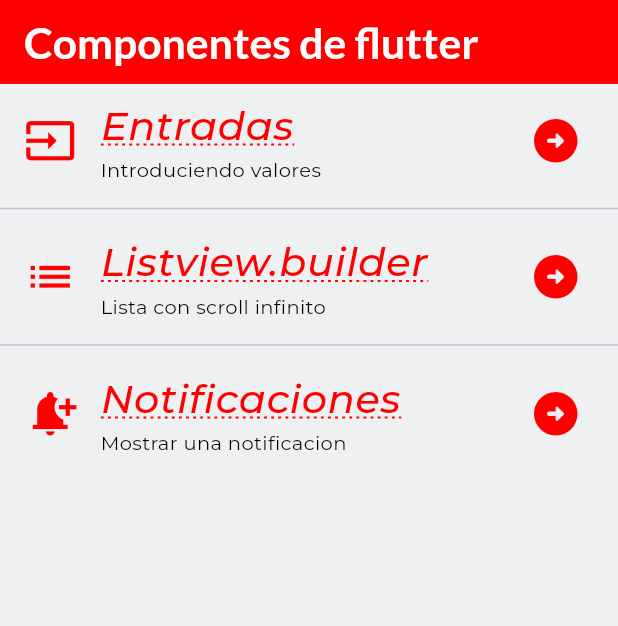
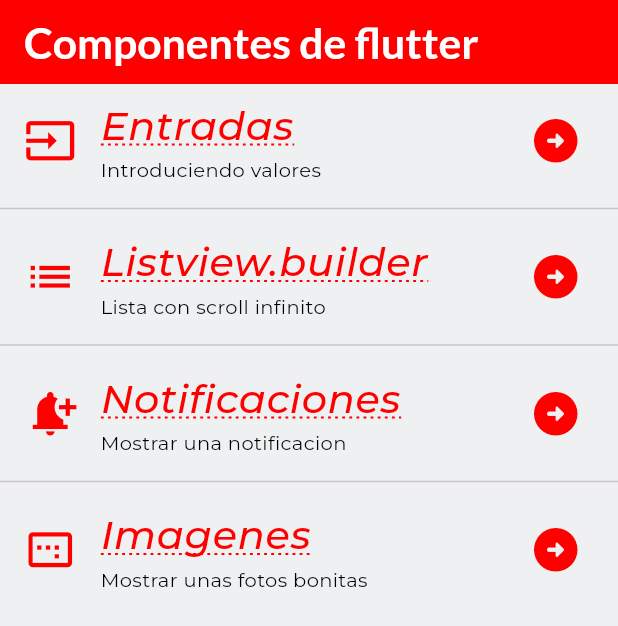
Before and after one commit to Zuleyma29/practica3Gaby, a Flutter app: the screen it shows after launch, on a phone screen of 412 x 824 dp. Shown: the top 626 px of the screen. Run offline on Flutter 3.47's test engine with Material 3 defaults, Android fonts, the phone set to English and light mode, and no system bars; our stand-ins replace google_fonts.

Commit message:
Adding Image

```diff
--- a/lib/screens/home_screen.dart
+++ b/lib/screens/home_screen.dart
@@ -1,4 +1,5 @@
 import 'package:flutter/material.dart';
+import 'package:practica3ver2/screens/images_screen.dart';
 import 'package:practica3ver2/screens/infinite_scroll_screen.dart';
 import 'package:practica3ver2/screens/inputs_screen.dart';
 import 'package:practica3ver2/screens/notifications_screen.dart';
@@ -64,7 +65,7 @@
             },
           ),
           const Divider(),
-           ListTile(
+          ListTile(
             title: Text('Notificaciones',
             style: AppTheme.lightTheme.textTheme.headlineLarge,
             ),
@@ -86,6 +87,29 @@
               Navigator.push(context, ruta3);
             },
           ),
+          const Divider(),
+           ListTile(
+            title: Text('Imagenes',
+            style: AppTheme.lightTheme.textTheme.headlineLarge,
+            ),
+            subtitle:  Text('Mostrar unas fotos bonitas',
+            style: AppTheme.lightTheme.textTheme.bodySmall,
+            ),
+            leading: IconTheme(
+              data: AppTheme.lightTheme.iconTheme,
+              child: const Icon(Icons.image_aspect_ratio_outlined),
+            ),
+            trailing: IconTheme(
+              data: AppTheme.lightTheme.iconTheme,
+              child:const Icon(Icons.arrow_circle_right_rounded),
+            ),
+            onTap: () {
+              final ruta3 = MaterialPageRoute(builder: (context){
+                return const ImagesScreen();
+              });
+              Navigator.push(context, ruta3);
+            },
+          ),
         ],
      ),
     );
--- a/pubspec.yaml
+++ b/pubspec.yaml
@@ -18,3 +18,5 @@
 
 flutter:
   uses-material-design: true
+  assets:
+     - assets/img/Caballos.jpg
```
Also changed, not shown: lib/screens/images_screen.dart (added, +26 -0 lines), lib/screens/inputs_screen.dart (+4 -7 lines), assets/img/Caballos.jpg (added).
